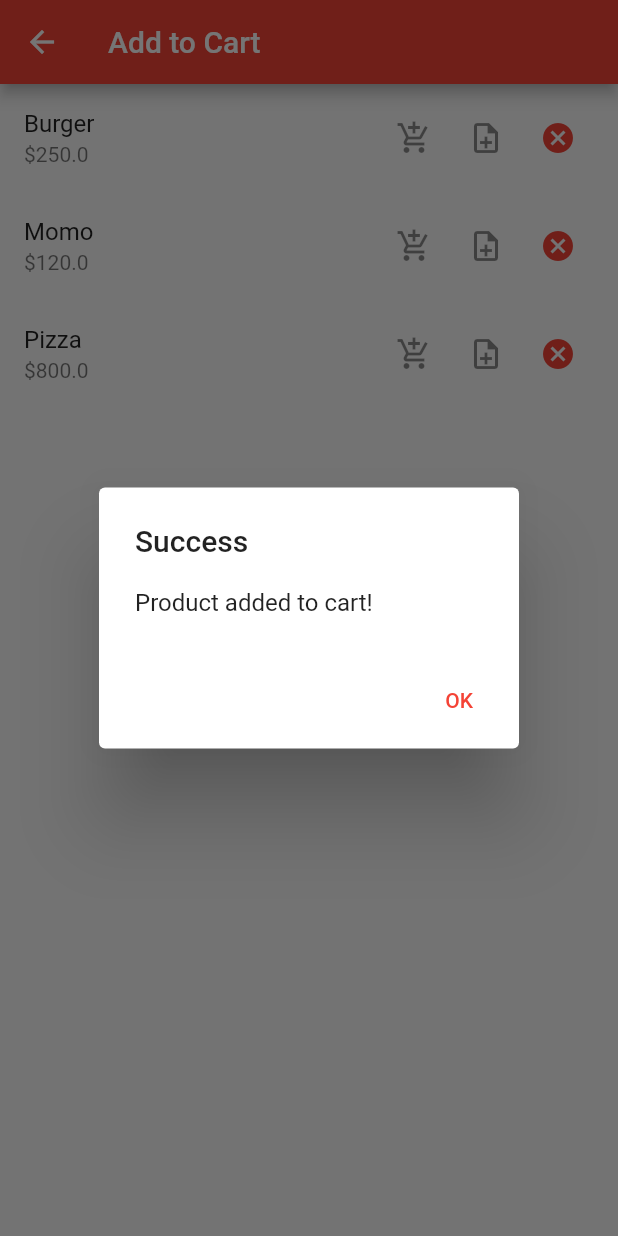
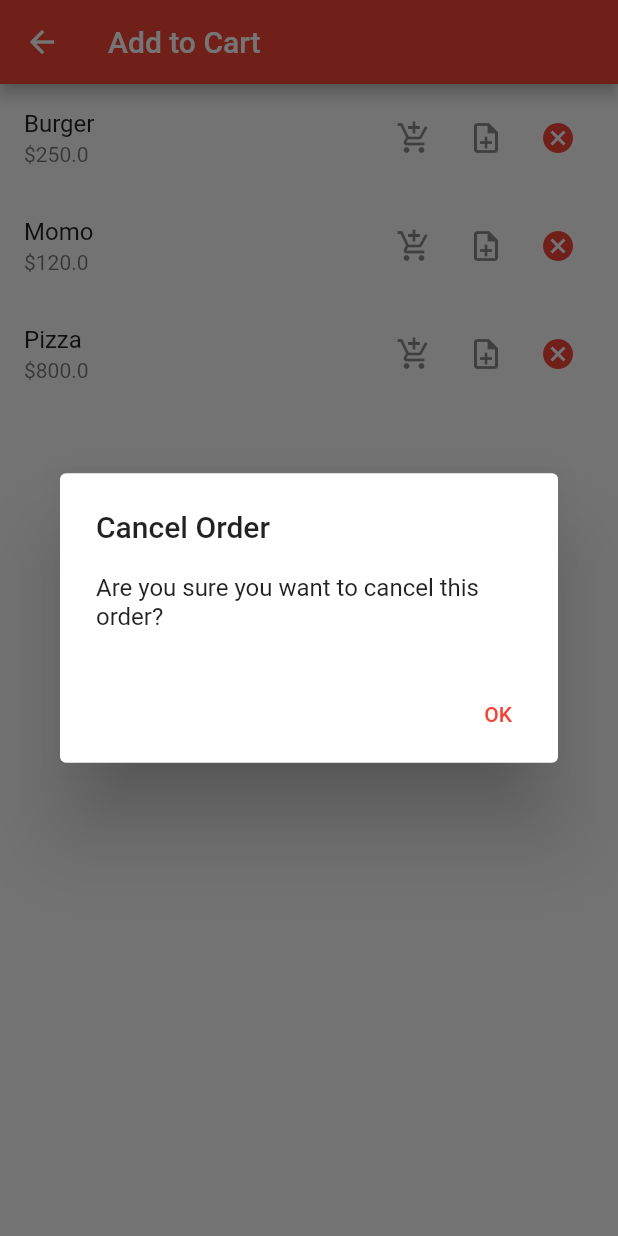
Before and after one commit to Asmit11/FoodKhana, a Flutter app: the AddToCart screen opened by its route, after a tap on the "cancel" icon, on a phone screen of 412 x 824 dp. Run offline on Flutter 3.47's test engine with Material 2 defaults, Android fonts, the phone set to English and light mode, and no system bars; our stand-ins replace cloud_firestore, firebase_auth, firebase_core, firebase_storage, flutter_local_notifications; accounts and stored records are empty.

Commit message:
changes made in cancel order

```diff
--- a/lib/screens/AddToCard.dart
+++ b/lib/screens/AddToCard.dart
@@ -103,8 +103,8 @@ class AddToCart extends StatelessWidget {
                       context: context,
                       builder: (BuildContext context) {
                         return AlertDialog(
-                          title: Text('Success'),
-                          content: Text('Product added to cart!'),
+                          title: Text('Cancel Order'),
+                          content: Text('Are you sure you want to cancel this order?'),
                           actions: [
                             TextButton(
                               child: Text('OK'),
```
